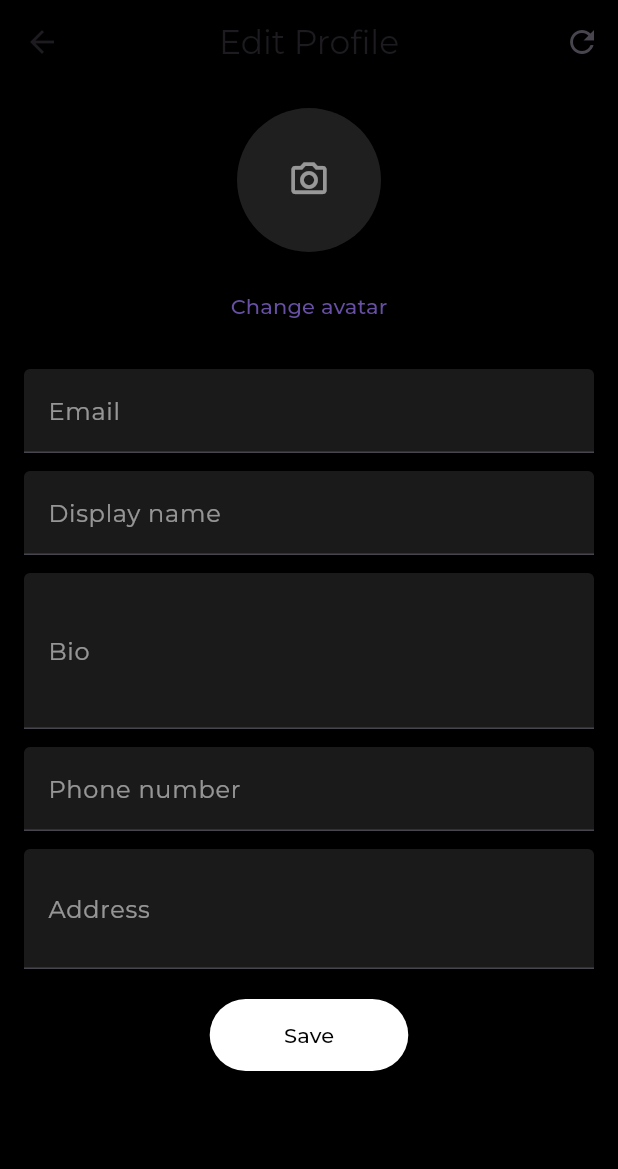
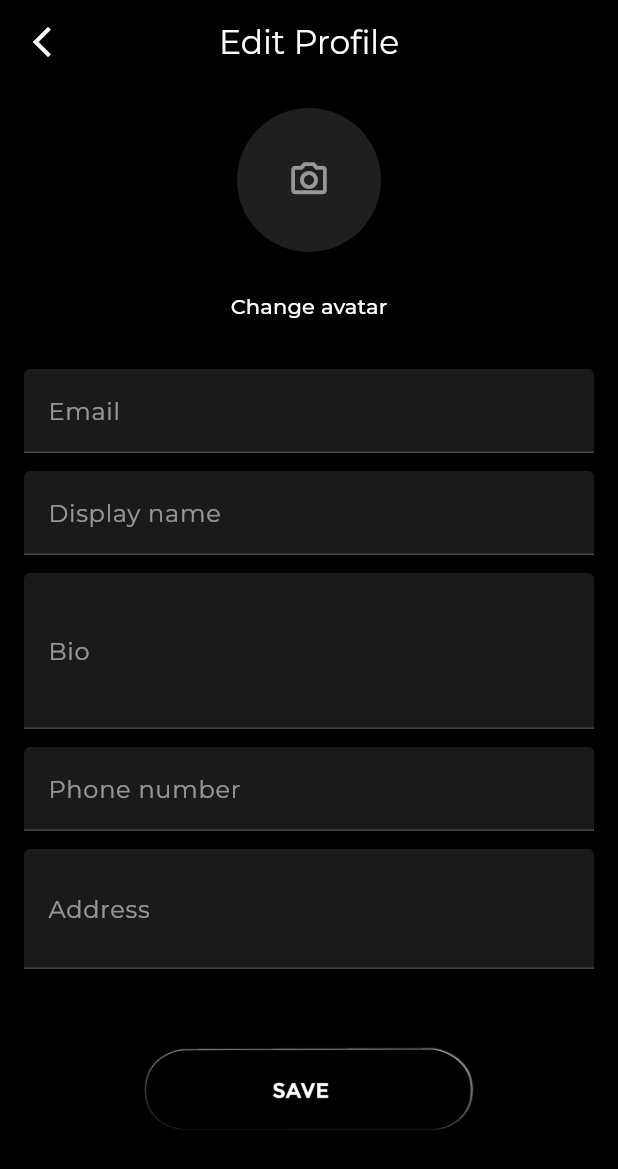
Before and after one commit to rayhanoval/ecommerce_sabi, a Flutter app: the EditProfilePage screen opened directly, on a phone screen of 412 x 824 dp. Shown: the top 1169 px of the screen. Run offline on Flutter 3.47's test engine with Material 3 defaults, Android fonts, the phone set to English and light mode, and no system bars; our stand-ins replace google_fonts, image_picker, supabase_flutter; accounts and stored records are empty; project files that could hold a hidden picture were left out.

Commit message:
revisi update edit profile dan penambahan policies buat insert dan select di bucket avatars

```diff
--- a/lib/src/pages/edit_profile_page.dart
+++ b/lib/src/pages/edit_profile_page.dart
@@ -5,6 +5,7 @@ import 'package:image_picker/image_picker.dart';
 import 'package:supabase_flutter/supabase_flutter.dart';
 import '../services/profile_service.dart';
 import '../utils/image_cache_helper.dart';
+import 'package:flutter/services.dart';
 
 class EditProfilePage extends StatefulWidget {
   const EditProfilePage({super.key});
@@ -183,14 +184,17 @@ class _EditProfilePageState extends State<EditProfilePage> {
     return Scaffold(
         backgroundColor: Colors.black,
         appBar: AppBar(
-        title: const Text("Edit Profile"),
+          automaticallyImplyLeading: false,
           backgroundColor: Colors.black,
-        actions: [
-          IconButton(
-            icon: const Icon(Icons.refresh),
-            onPressed: _loadProfile,
+          leading: IconButton(
+            icon: const Icon(Icons.arrow_back_ios_new, color: Colors.white),
+            onPressed: () => Navigator.of(context).pop(),
+            splashRadius: 20,
           ),
-        ],
+          title: const Text(
+            "Edit Profile",
+            style: TextStyle(color: Colors.white),
+          ),
         ),
         body: SafeArea(
             child: RefreshIndicator(
@@ -198,7 +202,14 @@ class _EditProfilePageState extends State<EditProfilePage> {
           child: SingleChildScrollView(
             physics: const AlwaysScrollableScrollPhysics(),
             padding: const EdgeInsets.all(16),
+            child: Center(
+              child: ConstrainedBox(
+                constraints: BoxConstraints(
+                  maxWidth: 500,
+                ),
                 child: Column(
+                  crossAxisAlignment: CrossAxisAlignment.center,
+                  mainAxisSize: MainAxisSize.min,
                   children: [
                     GestureDetector(
                       onTap: _pickImage,
@@ -207,7 +218,10 @@ class _EditProfilePageState extends State<EditProfilePage> {
                     const SizedBox(height: 12),
                     TextButton(
                       onPressed: _pickImage,
-                  child: const Text("Change avatar"),
+                      child: const Text(
+                        "Change avatar",
+                        style: TextStyle(color: Colors.white),
+                      ),
                     ),
                     const SizedBox(height: 18),
                     TextFormField(
@@ -249,6 +263,9 @@ class _EditProfilePageState extends State<EditProfilePage> {
                       controller: _phoneCtrl,
                       style: const TextStyle(color: Colors.white),
                       keyboardType: TextInputType.phone,
+                      inputFormatters: [
+                        FilteringTextInputFormatter.digitsOnly, // HANYA ANGKA
+                      ],
                       decoration: const InputDecoration(
                         labelText: 'Phone number',
                         labelStyle: TextStyle(color: Colors.white54),
@@ -272,23 +289,19 @@ class _EditProfilePageState extends State<EditProfilePage> {
                     const SizedBox(height: 20),
                     _loading
                         ? const CircularProgressIndicator()
-                    : ElevatedButton(
-                        onPressed: _save,
-                        style: ElevatedButton.styleFrom(
-                          backgroundColor: Colors.white,
-                          foregroundColor: Colors.black,
-                          padding: EdgeInsets.symmetric(
-                            horizontal: s.width * 0.12,
-                            vertical: 14,
+                        : GestureDetector(
+                            onTap: _save,
+                            child: Image.asset(
+                              'assets/images/save_button.png',
+                              width: 220,
+                              height: 120,
                             ),
-                        ),
-                        child: const Text("Save"),
                           ),
                   ],
                 ),
               ),
             ),
           ),
-    );
+        )));
   }
 }
--- a/pubspec.yaml
+++ b/pubspec.yaml
@@ -43,4 +43,5 @@ flutter:
     - assets/images/add_to_bag.png
     - assets/images/alex.jpg
     - assets/images/sabi_checkout.png
+    - assets/images/save_button.png
     - assets/images/place_order_button.png
```
Lines whose indentation alone changed are shown as unchanged.
